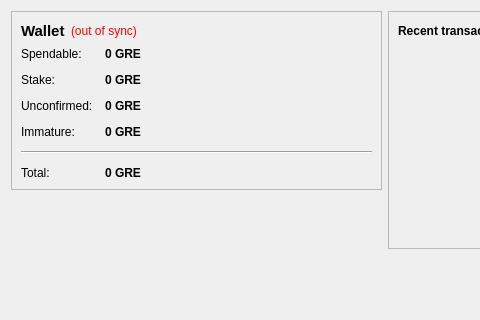
Old version of the form src/qt/forms/overviewpage.ui in the repository Mesterlovesz74/GoldReserve; both pictures show x 0 to 480 and y 0 to 320 of the 770 by 487 pixel window.
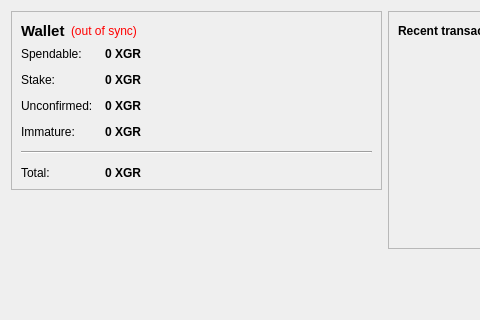
New version of the form. Icons and pictures are not drawn.

Diff of the .ui file:
```diff
--- a/src/qt/forms/overviewpage.ui
+++ b/src/qt/forms/overviewpage.ui
@@ -105,7 +105,7 @@
              <string>Your current spendable balance</string>
             </property>
             <property name="text">
-             <string notr="true">0 GRE</string>
+             <string notr="true">0 XGR</string>
             </property>
             <property name="textInteractionFlags">
              <set>Qt::LinksAccessibleByMouse|Qt::TextSelectableByKeyboard|Qt::TextSelectableByMouse</set>
@@ -134,7 +134,7 @@
              <string>Total of coins that was staked, and do not yet count toward the current balance</string>
             </property>
             <property name="text">
-             <string notr="true">0 GRE</string>
+             <string notr="true">0 XGR</string>
             </property>
             <property name="textInteractionFlags">
              <set>Qt::LinksAccessibleByMouse|Qt::TextSelectableByKeyboard|Qt::TextSelectableByMouse</set>
@@ -163,7 +163,7 @@
              <string>Total of transactions that have yet to be confirmed, and do not yet count toward the current balance</string>
             </property>
             <property name="text">
-             <string notr="true">0 GRE</string>
+             <string notr="true">0 XGR</string>
             </property>
             <property name="textInteractionFlags">
              <set>Qt::LinksAccessibleByMouse|Qt::TextSelectableByKeyboard|Qt::TextSelectableByMouse</set>
@@ -189,7 +189,7 @@
              <string>Mined balance that has not yet matured</string>
             </property>
             <property name="text">
-             <string notr="true">0 GRE</string>
+             <string notr="true">0 XGR</string>
             </property>
             <property name="textInteractionFlags">
              <set>Qt::LinksAccessibleByMouse|Qt::TextSelectableByKeyboard|Qt::TextSelectableByMouse</set>
@@ -225,7 +225,7 @@
              <string>Your current total balance</string>
             </property>
             <property name="text">
-             <string notr="true">0 GRE</string>
+             <string notr="true">0 XGR</string>
             </property>
             <property name="textInteractionFlags">
              <set>Qt::LinksAccessibleByMouse|Qt::TextSelectableByKeyboard|Qt::TextSelectableByMouse</set>
```
